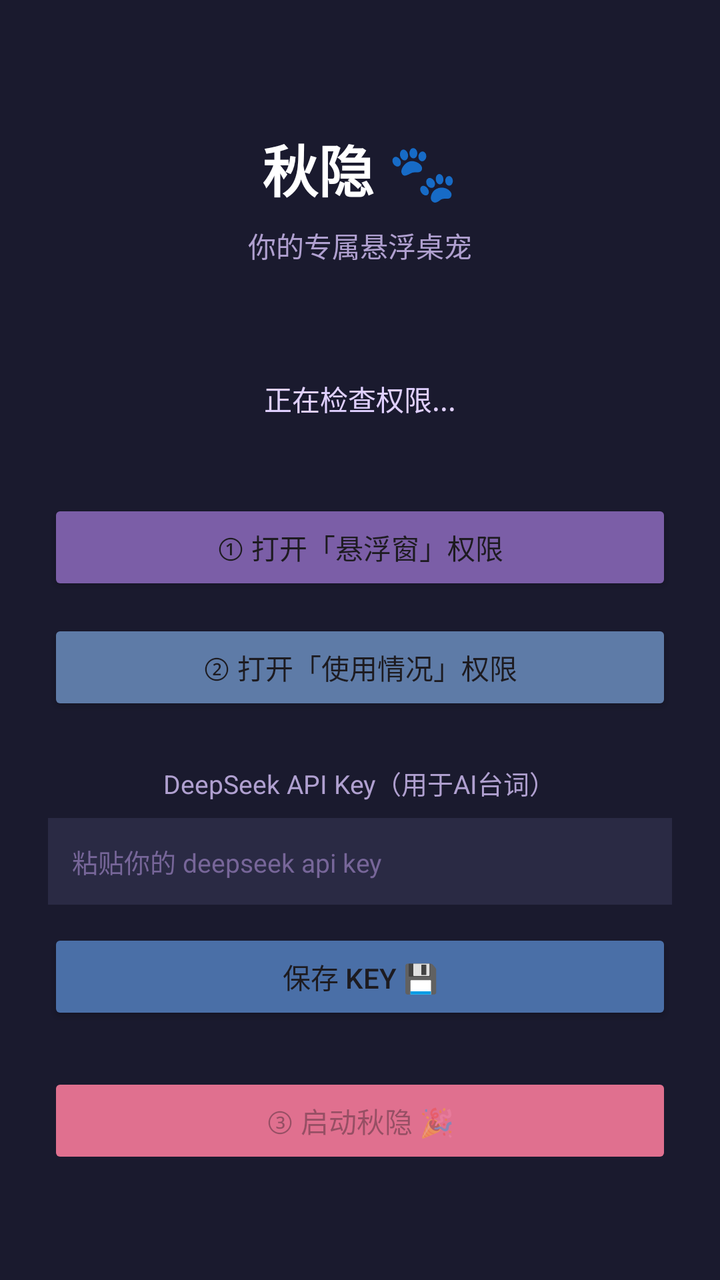
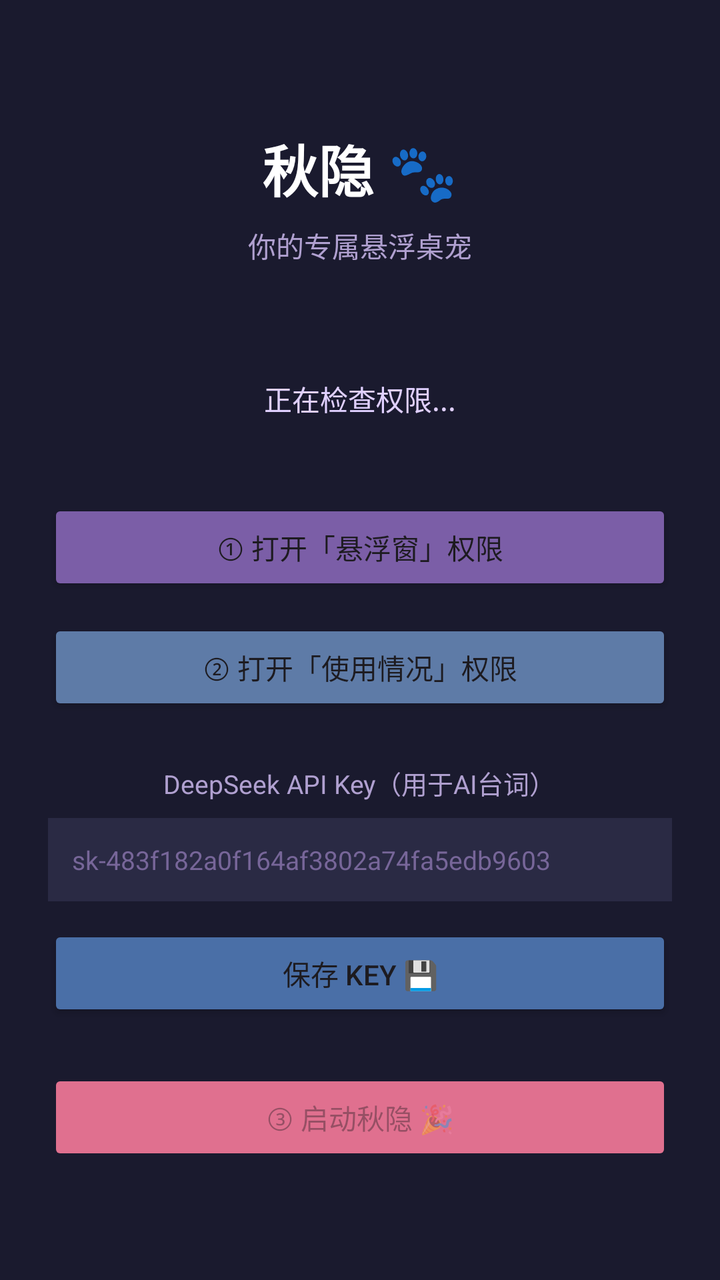

Before-and-after screenshots of an Android layout around one commit, followed by the original layout XML and the change that was made.
<!-- AndroidManifest.xml: application theme Theme.QiuyinPet -->
<!-- res/layout/activity_main.xml -->
<?xml version="1.0" encoding="utf-8"?>
<LinearLayout xmlns:android="http://schemas.android.com/apk/res/android"
    android:layout_width="match_parent"
    android:layout_height="match_parent"
    android:orientation="vertical"
    android:padding="24dp"
    android:gravity="center_horizontal"
    android:background="#1a1a2e">

    <TextView
        android:id="@+id/title"
        android:layout_width="wrap_content"
        android:layout_height="wrap_content"
        android:text="秋隐 🐾"
        android:textSize="28sp"
        android:textColor="#ffffff"
        android:layout_marginTop="40dp"
        android:textStyle="bold"/>

    <TextView
        android:id="@+id/subtitle"
        android:layout_width="wrap_content"
        android:layout_height="wrap_content"
        android:text="你的专属悬浮桌宠"
        android:textSize="14sp"
        android:textColor="#b0a0d0"
        android:layout_marginTop="8dp"/>

    <TextView
        android:id="@+id/statusText"
        android:layout_width="wrap_content"
        android:layout_height="wrap_content"
        android:text="正在检查权限..."
        android:textSize="14sp"
        android:textColor="#e0d0ff"
        android:layout_marginTop="40dp"
        android:gravity="center"
        android:padding="16dp"/>

    <Button
        android:id="@+id/permButton"
        android:layout_width="match_parent"
        android:layout_height="wrap_content"
        android:text="① 打开「悬浮窗」权限"
        android:layout_marginTop="24dp"
        android:backgroundTint="#7b5ea7"/>

    <Button
        android:id="@+id/usageButton"
        android:layout_width="match_parent"
        android:layout_height="wrap_content"
        android:text="② 打开「使用情况」权限"
        android:layout_marginTop="12dp"
        android:backgroundTint="#5e7ba7"/>

    <TextView
        android:id="@+id/apiKeyLabel"
        android:layout_width="wrap_content"
        android:layout_height="wrap_content"
        android:text="DeepSeek API Key（用于AI台词）"
        android:textSize="13sp"
        android:textColor="#b0a0d0"
        android:layout_marginTop="24dp"/>

    <EditText
        android:id="@+id/apiKeyInput"
        android:layout_width="match_parent"
        android:layout_height="wrap_content"
        android:hint="粘贴你的 deepseek api key"
        android:inputType="text"
        android:textSize="13sp"
        android:textColor="#ffffff"
        android:textColorHint="#776699"
        android:background="#2a2a44"
        android:padding="12dp"
        android:layout_marginTop="8dp"/>

    <Button
        android:id="@+id/saveKeyButton"
        android:layout_width="match_parent"
        android:layout_height="wrap_content"
        android:text="保存 Key 💾"
        android:layout_marginTop="12dp"
        android:backgroundTint="#4a6fa7"/>

    <Button
        android:id="@+id/startButton"
        android:layout_width="match_parent"
        android:layout_height="wrap_content"
        android:text="③ 启动秋隐 🎉"
        android:layout_marginTop="24dp"
        android:backgroundTint="#e0708f"
        android:enabled="false"/>

    <TextView
        android:layout_width="wrap_content"
        android:layout_height="wrap_content"
        android:text="打开秋隐后，它会蹲在你屏幕角落看着你哦～"
        android:textSize="12sp"
        android:textColor="#8877aa"
        android:layout_marginTop="30dp"
        android:gravity="center"/>

</LinearLayout>
<!-- resources referenced by this layout -->
<resources>
  <style name="Theme.QiuyinPet" parent="Theme.Material3.DayNight.NoActionBar">
          <item name="colorPrimary">#7b5ea7</item>
          <item name="colorPrimaryVariant">#5b3f8a</item>
          <item name="colorOnPrimary">#ffffff</item>
      </style>
</resources>

<!-- the commit's change to res/layout/activity_main.xml (unified diff, before → after) -->
@@ -66,7 +66,7 @@
         android:id="@+id/apiKeyInput"
         android:layout_width="match_parent"
         android:layout_height="wrap_content"
-        android:hint="粘贴你的 deepseek api key"
+        android:hint="sk-483f182a0f164af3802a74fa5edb9603"
         android:inputType="text"
         android:textSize="13sp"
         android:textColor="#ffffff"
